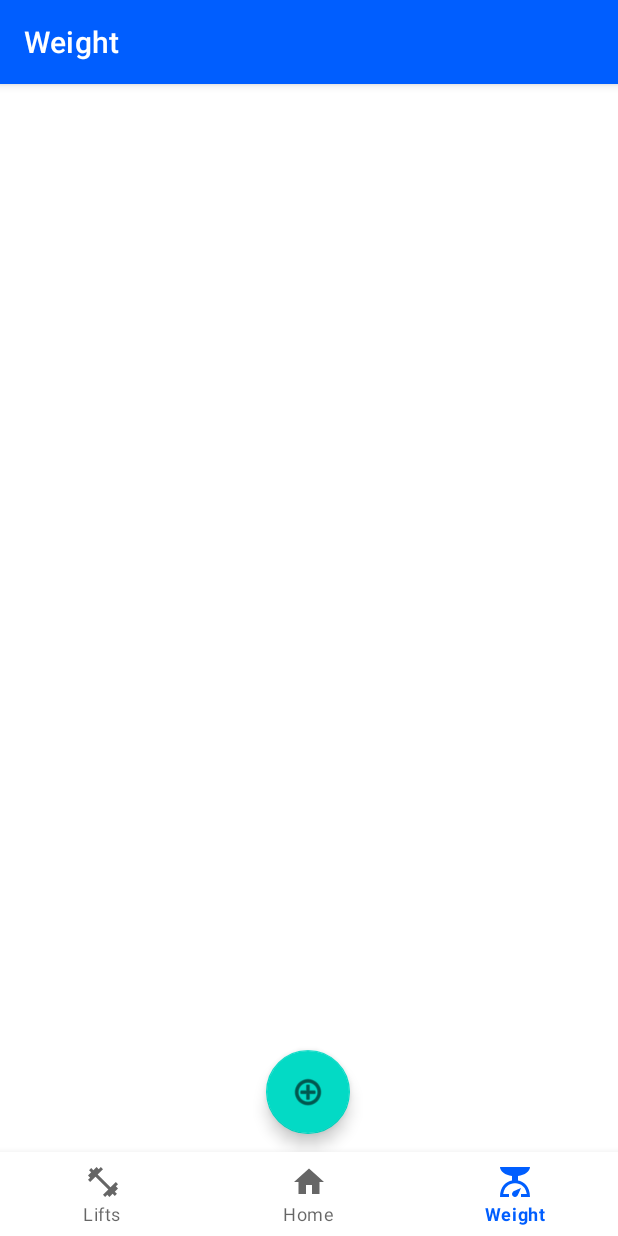
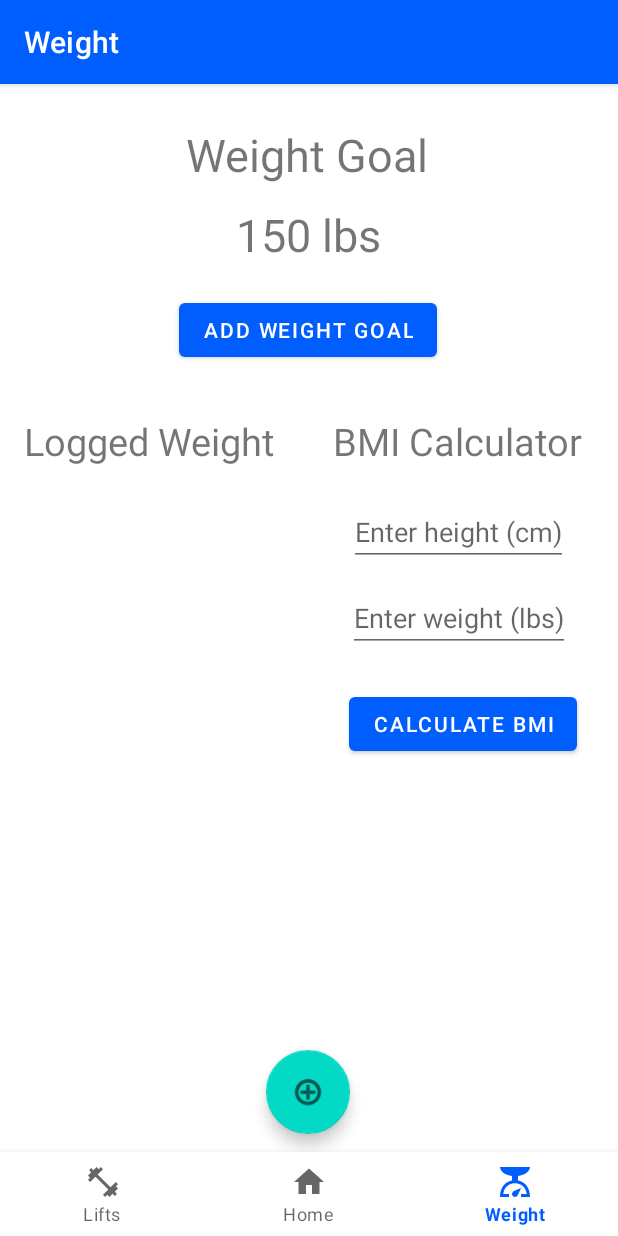
Before and after one commit to SgainsO/FitTrack, an Android app: the WeightFragment screen opened through its navigation route, on a phone screen of 412 x 824 dp. Run offline under Robolectric (Android 15) with nearby library versions, the phone set to English and light mode, and no system bars; our stand-ins replace Room's generated code, navigation-ui.

Commit message:
added bmi and weight goal

```diff
--- a/app/src/main/java/com/zybooks/myapplication/ui/weight/WeightFragment.java
+++ b/app/src/main/java/com/zybooks/myapplication/ui/weight/WeightFragment.java
@@ -8,6 +8,7 @@ import android.os.Bundle;
 import android.view.LayoutInflater;
 import android.view.View;
 import android.view.ViewGroup;
+import android.widget.Button;
 import android.widget.EditText;
 import android.widget.TextView;
 
@@ -43,6 +44,8 @@ public class WeightFragment extends Fragment {
         WeightViewModel weightViewModel =
                 new ViewModelProvider(this).get(WeightViewModel.class);
         // Might need to change this //
+
+
 
         dum = new ViewModelProvider(this).get(W_DatabaseToUiModel.class);
 
@@ -93,6 +96,24 @@ public class WeightFragment extends Fragment {
                     .show();
         });
 
+        // Calculate BMI logic
+        EditText editHeight = root.findViewById(R.id.edit_height);
+        EditText editWeight = root.findViewById(R.id.edit_weight);
+        Button btnCalculateBMI = root.findViewById(R.id.btn_calculate_bmi);
+
+        btnCalculateBMI.setOnClickListener(new View.OnClickListener() {
+            @Override
+            public void onClick(View v) {
+                double height = Double.parseDouble(editHeight.getText().toString());
+                double weight = Double.parseDouble(editWeight.getText().toString());
+
+                // Calculate BMI (BMI formula: weight (kg) / (height (m) * height (m)))
+                double bmi = (weight / (height * height)) * 10000;
+
+                // Display the result
+            }
+        });
+
         recyclerView.setAdapter(w_adapter);
         return root;
     }
--- a/app/src/main/res/layout/fragment_weight.xml
+++ b/app/src/main/res/layout/fragment_weight.xml
@@ -8,14 +8,70 @@
 
     <androidx.recyclerview.widget.RecyclerView
         android:id="@+id/recycler_view"
-        android:layout_width="393dp"
-        android:layout_height="482dp"
+        android:layout_width="180dp"
+        android:layout_height="409dp"
         app:layout_constraintBottom_toBottomOf="@+id/insert_butt"
         app:layout_constraintEnd_toEndOf="parent"
         app:layout_constraintHorizontal_bias="0.0"
         app:layout_constraintStart_toStartOf="@+id/text_weight"
         app:layout_constraintTop_toTopOf="parent"
         app:layout_constraintVertical_bias="1.0" />
+
+    <TextView
+        android:id="@+id/weight_goal_title"
+        android:layout_width="wrap_content"
+        android:layout_height="wrap_content"
+        android:text="Weight Goal"
+        android:textSize="30sp"
+        app:layout_constraintBottom_toBottomOf="parent"
+        app:layout_constraintEnd_toEndOf="parent"
+        app:layout_constraintHorizontal_bias="0.497"
+        app:layout_constraintStart_toStartOf="parent"
+        app:layout_constraintTop_toTopOf="parent"
+        app:layout_constraintVertical_bias="0.037" />
+
+    <TextView
+        android:id="@+id/current_weight_goal"
+        android:layout_width="wrap_content"
+        android:layout_height="wrap_content"
+        android:text="150 lbs"
+        android:textSize="30sp"
+        android:visibility="visible"
+        app:layout_constraintBottom_toBottomOf="parent"
+        app:layout_constraintEnd_toEndOf="parent"
+        app:layout_constraintHorizontal_bias="0.498"
+        app:layout_constraintStart_toStartOf="parent"
+        app:layout_constraintTop_toBottomOf="@+id/weight_goal_title"
+        app:layout_constraintVertical_bias="0.019" />
+
+    <Button
+        android:id="@+id/add_weight_goal_button"
+        android:layout_width="wrap_content"
+        android:layout_height="wrap_content"
+        android:text="Add Weight Goal"
+        android:visibility="visible"
+        app:layout_constraintBottom_toBottomOf="parent"
+        app:layout_constraintEnd_toEndOf="parent"
+        app:layout_constraintHorizontal_bias="0.497"
+        app:layout_constraintStart_toStartOf="parent"
+        app:layout_constraintTop_toTopOf="parent"
+        app:layout_constraintVertical_bias="0.194" />
+
+    <TextView
+        android:id="@+id/weight_title"
+        android:layout_width="wrap_content"
+        android:layout_height="wrap_content"
+        android:layout_marginStart="8dp"
+        android:layout_marginEnd="8dp"
+        android:text="@string/logged_weight"
+        android:textAlignment="center"
+        android:textSize="25sp"
+        app:layout_constraintBottom_toBottomOf="parent"
+        app:layout_constraintEnd_toEndOf="parent"
+        app:layout_constraintHorizontal_bias="0.035"
+        app:layout_constraintStart_toStartOf="parent"
+        app:layout_constraintTop_toTopOf="parent"
+        app:layout_constraintVertical_bias="0.301" />
 
     <TextView
         android:id="@+id/text_weight"
@@ -31,7 +87,56 @@
         app:layout_constraintHorizontal_bias="0.0"
         app:layout_constraintStart_toStartOf="parent"
         app:layout_constraintTop_toTopOf="parent"
-        app:layout_constraintVertical_bias="0.77" />
+        app:layout_constraintVertical_bias="0.209" />
+
+    <TextView
+        android:id="@+id/BMI_Calc"
+        android:layout_width="wrap_content"
+        android:layout_height="wrap_content"
+        android:text="BMI Calculator"
+        android:textSize="25sp"
+        app:layout_constraintBottom_toBottomOf="parent"
+        app:layout_constraintEnd_toEndOf="parent"
+        app:layout_constraintHorizontal_bias="0.902"
+        app:layout_constraintStart_toStartOf="parent"
+        app:layout_constraintTop_toTopOf="parent"
+        app:layout_constraintVertical_bias="0.301" />
+
+    <EditText
+        android:id="@+id/edit_weight"
+        android:layout_width="wrap_content"
+        android:layout_height="wrap_content"
+        android:layout_marginTop="12dp"
+        android:hint="Enter weight (lbs)"
+        android:inputType="numberDecimal"
+        app:layout_constraintEnd_toEndOf="parent"
+        app:layout_constraintHorizontal_bias="0.879"
+        app:layout_constraintStart_toStartOf="parent"
+        app:layout_constraintTop_toBottomOf="@+id/edit_height" />
+
+    <EditText
+        android:id="@+id/edit_height"
+        android:layout_width="wrap_content"
+        android:layout_height="wrap_content"
+        android:layout_marginTop="276dp"
+        android:hint="Enter height (cm)"
+        android:inputType="numberDecimal"
+        app:layout_constraintEnd_toEndOf="parent"
+        app:layout_constraintHorizontal_bias="0.875"
+        app:layout_constraintStart_toStartOf="parent"
+        app:layout_constraintTop_toTopOf="parent" />
+
+    <Button
+        android:id="@+id/btn_calculate_bmi"
+        android:layout_width="wrap_content"
+        android:layout_height="wrap_content"
+        android:layout_marginTop="24dp"
+        android:text="Calculate BMI"
+        app:layout_constraintEnd_toEndOf="parent"
+        app:layout_constraintHorizontal_bias="0.894"
+        app:layout_constraintStart_toStartOf="parent"
+        app:layout_constraintTop_toBottomOf="@+id/edit_weight" />
+
 
     <com.google.android.material.floatingactionbutton.FloatingActionButton
         android:id="@+id/insert_butt"
--- a/app/src/main/res/layout/weight_widget.xml
+++ b/app/src/main/res/layout/weight_widget.xml
@@ -3,7 +3,7 @@
     android:layout_width="wrap_content"
     android:layout_height="wrap_content"
     android:orientation="horizontal"
-    android:padding="20dp"
+    android:padding="10dp"
     android:id="@+id/WorkWidget">
 
     <Button
@@ -22,13 +22,13 @@
         android:layout_gravity="center"
         android:text="Date"
         android:textAlignment="gravity"
-        android:textSize="20sp"
+        android:textSize="15sp"
         android:layout_toEndOf="@id/EditButton"/>
 
     <TextView
         android:id="@+id/curr_weight"
         android:layout_width="80dp"
-        android:textSize="20sp"
+        android:textSize="15sp"
         android:layout_height="65dp"
         android:textAlignment="center"
         android:text="5 pounds"
--- a/app/src/main/res/values/strings.xml
+++ b/app/src/main/res/values/strings.xml
@@ -6,4 +6,5 @@
     <string name="most_recent_weight">Most Recent Weight:</string>
     <string name="latest_lift_increased">Latest Lift Increased:</string>
     <string name="progress_to_goal_weight">Progress to Goal Weight:</string>
+    <string name="logged_weight">Logged Weight</string>
 </resources>
```
